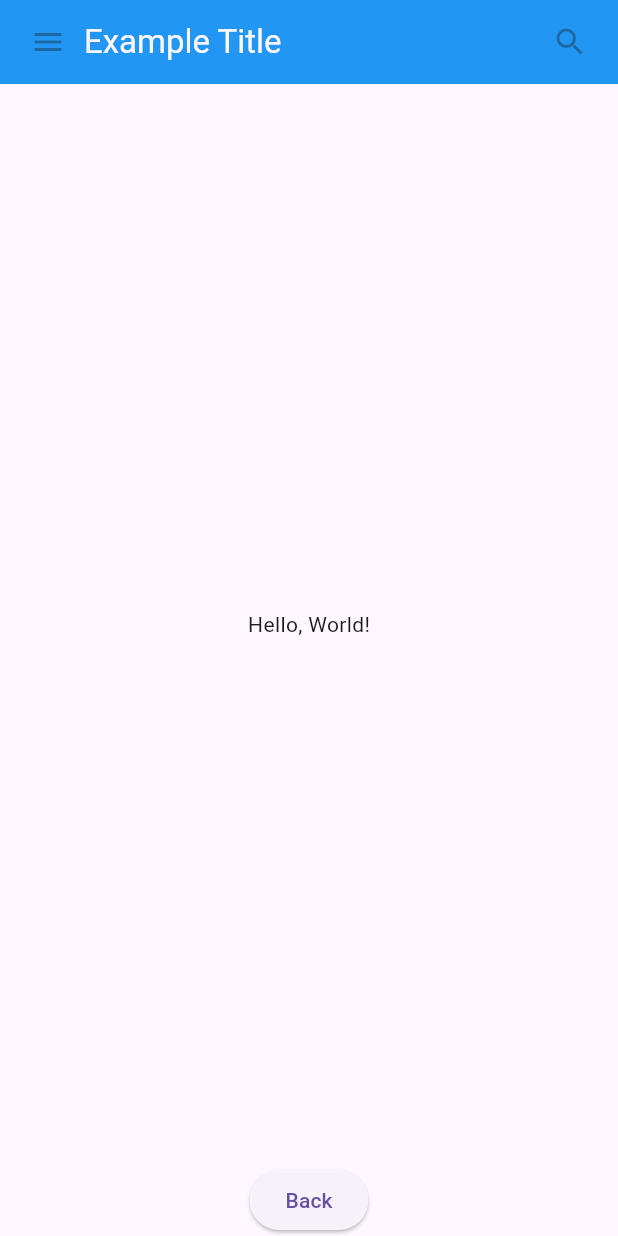
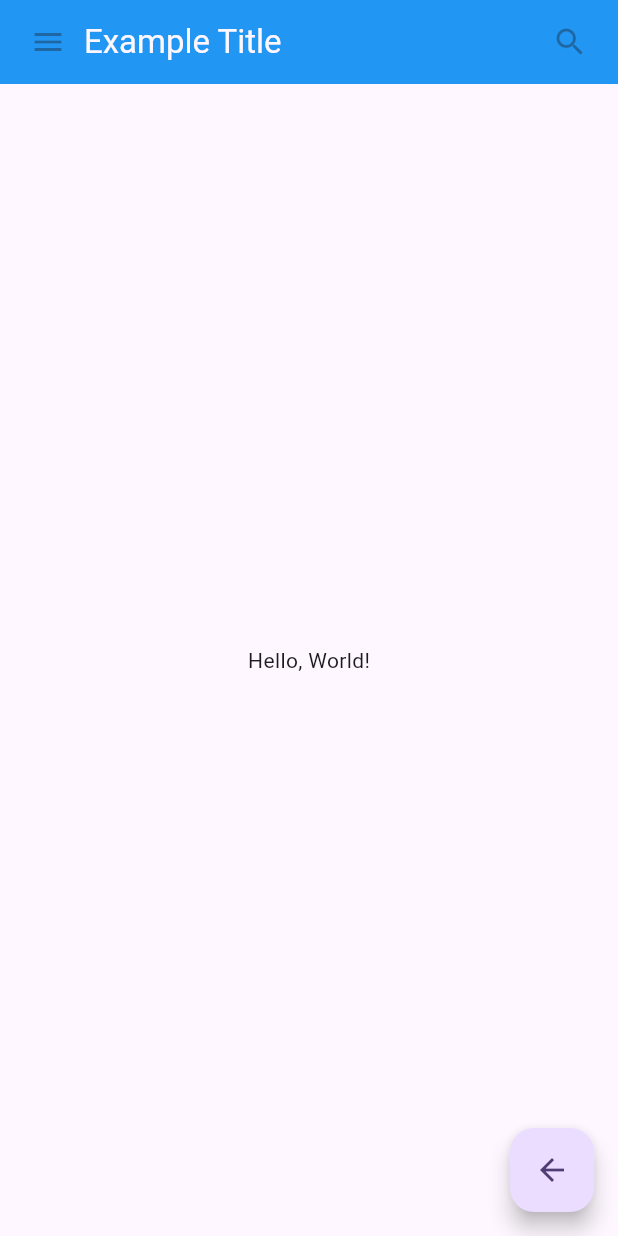
Before and after one commit to kooltz/flutter-playground, a Flutter app: the screen it shows after launch, after a tap on "Basic Widgets", on a phone screen of 412 x 824 dp. Run offline on Flutter 3.47's test engine with Material 3 defaults, Android fonts, the phone set to English and light mode, and no system bars.

Commit message:
modify basic widgets

```diff
--- a/lib/screen/basic_widgets.dart
+++ b/lib/screen/basic_widgets.dart
@@ -47,9 +47,6 @@ class MyScaffold extends StatelessWidget {
               child: Text('Hello, World!'),
             ),
           ),
-          ElevatedButton(
-              onPressed: () => {Navigator.pop(context)},
-              child: const Text('Back'))
         ],
       ),
     );
@@ -59,13 +56,17 @@ class MyScaffold extends StatelessWidget {
 class BasicWidgets extends StatelessWidget {
   const BasicWidgets({super.key});
 
+  void back(context2) {}
+
   @override
   Widget build(BuildContext context) {
-    return const MaterialApp(
-      title: 'My App',
-      home: SafeArea(
-        child: MyScaffold(),
-      ),
-    );
+    return Scaffold(
+        body: const SafeArea(
+          child: MyScaffold(),
+        ),
+        floatingActionButton: FloatingActionButton(
+          onPressed: () => {Navigator.pop(context)},
+          child: const Icon(Icons.arrow_back),
+        ));
   }
 }
```
